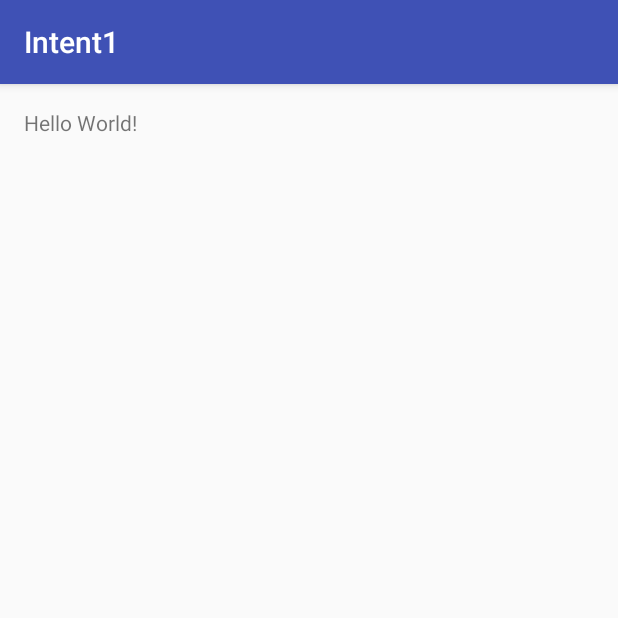
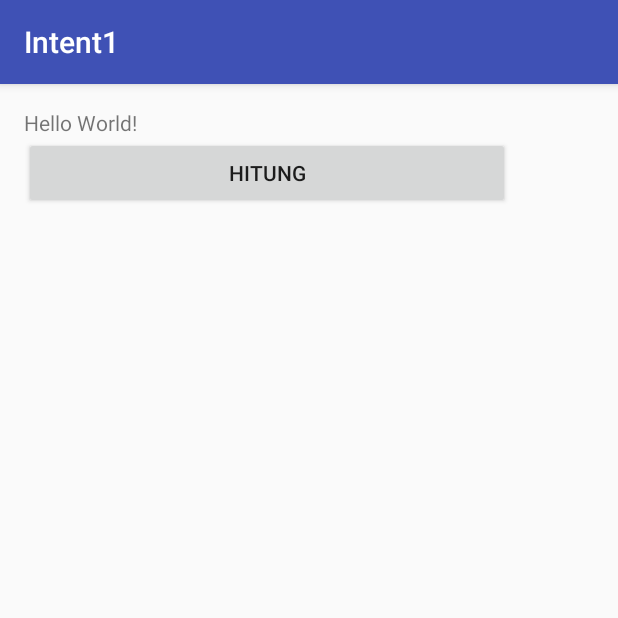
Before and after one commit to ilhamizzul/Intent1, an Android app: the screen it shows after launch (MainActivity), on a phone screen of 412 x 824 dp, the top half of it. Run offline under Robolectric (Android 15) with nearby library versions, the phone set to English and light mode, and no system bars.

Commit message:
StartActivity part 1

```diff
--- a/app/src/main/AndroidManifest.xml
+++ b/app/src/main/AndroidManifest.xml
@@ -15,6 +15,8 @@
                 <category android:name="android.intent.category.LAUNCHER" />
             </intent-filter>
         </activity>
+        <activity android:name=".HasilActivity">
+        </activity>
     </application>
 
 </manifest>
--- a/app/src/main/java/id/sch/smktelkom_mlg/learn/intent1/MainActivity.java
+++ b/app/src/main/java/id/sch/smktelkom_mlg/learn/intent1/MainActivity.java
@@ -1,7 +1,9 @@
 package id.sch.smktelkom_mlg.learn.intent1;
 
+import android.content.Intent;
 import android.os.Bundle;
 import android.support.v7.app.AppCompatActivity;
+import android.view.View;
 
 public class MainActivity extends AppCompatActivity {
 
@@ -9,5 +11,12 @@ public class MainActivity extends AppCompatActivity {
     protected void onCreate(Bundle savedInstanceState) {
         super.onCreate(savedInstanceState);
         setContentView(R.layout.activity_main);
+
+        findViewById(R.id.buttonHitung).setOnClickListener(new View.OnClickListener() {
+            @Override
+            public void onClick(View v) {
+                startActivity(new Intent(MainActivity.this, HasilActivity.class));
+            }
+        });
     }
 }
--- a/app/src/main/res/layout/activity_main.xml
+++ b/app/src/main/res/layout/activity_main.xml
@@ -14,4 +14,10 @@
         android:layout_width="wrap_content"
         android:layout_height="wrap_content"
         android:text="Hello World!" />
+
+    <Button
+        android:id="@+id/buttonHitung"
+        android:layout_width="324dp"
+        android:layout_height="wrap_content"
+        android:text="Hitung" />
 </LinearLayout>
```
Also changed, not shown: app/src/main/java/id/sch/smktelkom_mlg/learn/intent1/HasilActivity.java (added, +13 -0 lines), app/src/main/res/layout/activity_hasil.xml (added, +12 -0 lines).
